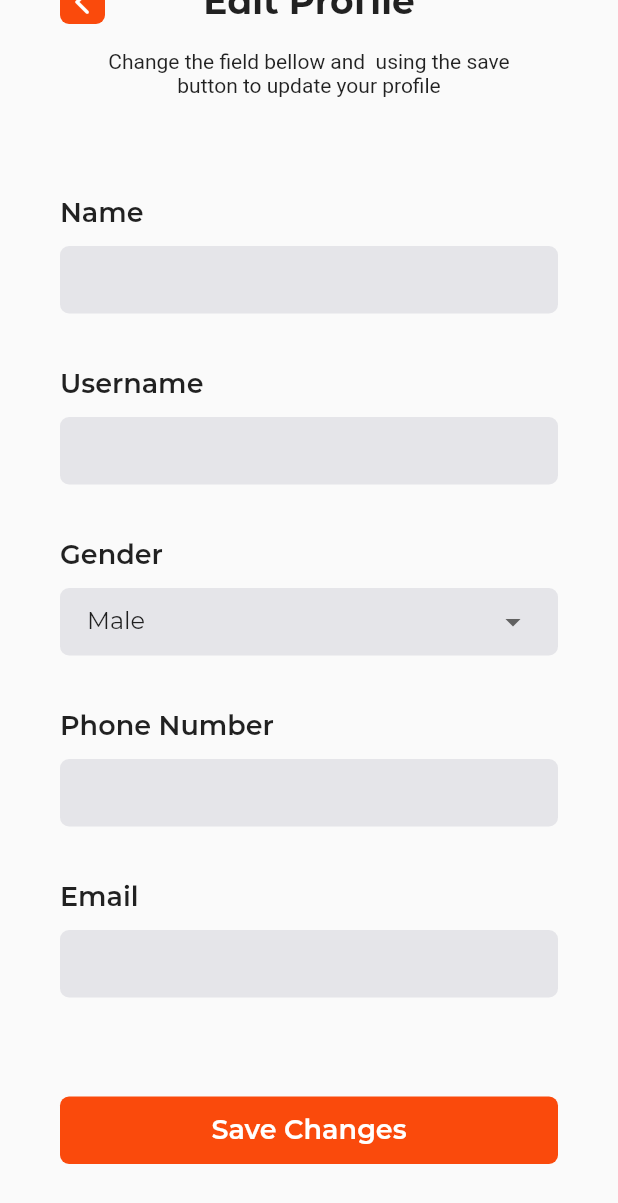
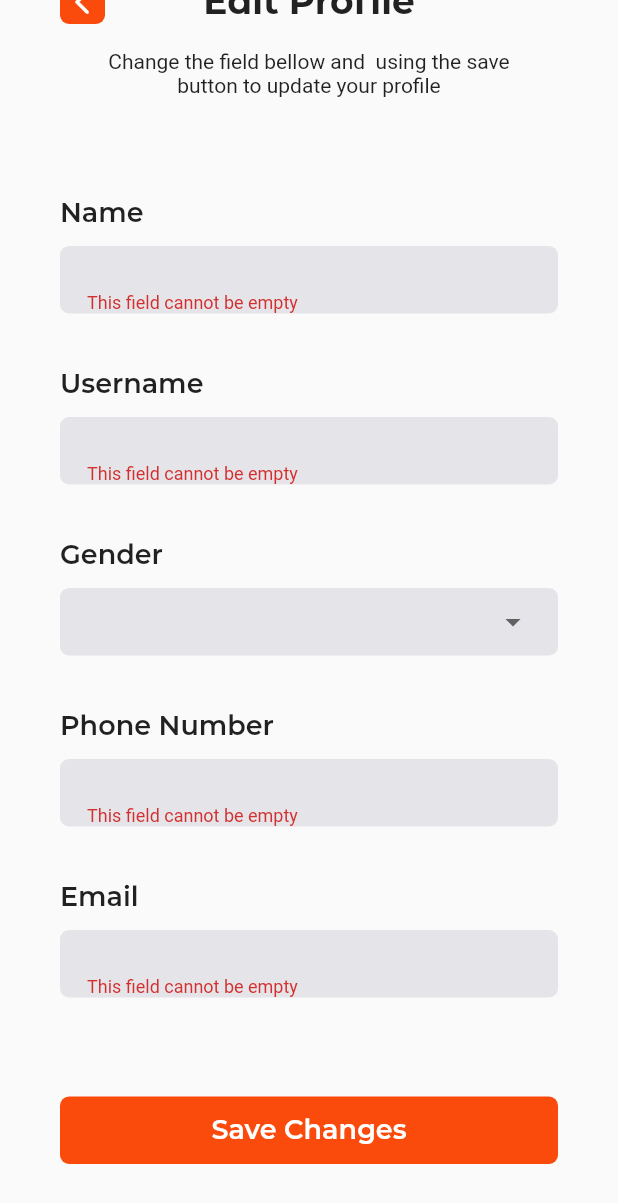
Before and after one commit to triartainyoman/buyer-profile-app, a Flutter app: the EditProfileScreen screen opened by its route, scrolled down 75 dp, after a tap on "Save Changes", on a phone screen of 412 x 824 dp. Shown: the top 1203 px of the screen. Run offline on Flutter 3.47's test engine with Material 2 defaults, Android fonts, the phone set to English and light mode, and no system bars; our stand-ins replace bottom_navy_bar; statements that could not run were skipped.

Commit message:
not complete

```diff
--- a/lib/screens/edit_profile_screen.dart
+++ b/lib/screens/edit_profile_screen.dart
@@ -19,14 +19,13 @@ class EditProfileScreen extends StatefulWidget {
 
 class _EditProfileScreenState extends State<EditProfileScreen> {
   get kSubtitleTextStyle => null;
-  // final _formKey = GlobalKey<FormState>();
-  // TextEditingController controllerName = TextEditingController();
-  // TextEditingController controllerUsername = TextEditingController();
-  // TextEditingController controllerPhoneNumber = TextEditingController();
-  // TextEditingController controllerEmail = TextEditingController();
+  final _formKey = GlobalKey<FormState>();
+  TextEditingController controllerName = TextEditingController();
+  TextEditingController controllerUsername = TextEditingController();
+  TextEditingController controllerPhoneNumber = TextEditingController();
+  TextEditingController controllerEmail = TextEditingController();
 
-  String selectedGender = 'Male';
-  String name;
+  String selectedGender;
 
   DropdownButton<String> genderDropdown() {
     return DropdownButton(
@@ -55,26 +54,33 @@ class _EditProfileScreenState extends State<EditProfileScreen> {
 
   @override
   void initState() {
-    // controllerName.text = widget.data['name'];
-    // controllerUsername.text = widget.data['username'];
-    // controllerPhoneNumber.text = widget.data['phone_number'];
-    // controllerEmail.text = widget.data['email'];
-    name = widget.data['name'];
+    controllerName.text = widget.data['name'];
+    controllerUsername.text = widget.data['username'];
+    controllerPhoneNumber.text = widget.data['phone_number'];
+    controllerEmail.text = widget.data['email'];
+    selectedGender = widget.data['gender'];
     super.initState();
   }
 
+  Map userHeader = {
+    "Content-type": "application/json",
+    "Accept": "application/json"
+  };
   final String url = 'http://10.0.2.2:8000/api/users/1';
   void editData() {
     try {
-      http.put(
-        Uri.parse(url),
-        body: {
+      http.put(Uri.parse(url), body: {
         "id": widget.data['id'],
-          "name": name,
-        },
-      );
+        "name": controllerName.text,
+        "username": controllerUsername.text,
+        "phone_number": controllerPhoneNumber.text,
+        "email": controllerEmail.text,
+      }).then((value) {
+        print(value.statusCode);
+      });
     } catch (e) {
       print(e);
+      print("gagal");
     }
   }
 
@@ -85,6 +91,8 @@ class _EditProfileScreenState extends State<EditProfileScreen> {
         child: SingleChildScrollView(
           child: Padding(
             padding: const EdgeInsets.symmetric(horizontal: 40.0),
+            child: Form(
+              key: _formKey,
               child: Column(
                 children: [
                   SizedBox(height: 61.0),
@@ -133,17 +141,27 @@ class _EditProfileScreenState extends State<EditProfileScreen> {
                         SizedBox(height: 11.0),
                         InputField(
                           obscureText: false,
-                        initialValue: name,
-                        onChange: (value) {
-                          setState(() {
-                            name = value;
-                          });
+                          controller: controllerName,
+                          validator: (value) {
+                            if (value == null || value.isEmpty) {
+                              return "This field cannot be empty";
+                            }
+                            return null;
                           },
                         ),
                         SizedBox(height: 36.0),
                         Text("Username", style: kLabelTextStyle),
                         SizedBox(height: 11.0),
-                      InputField(obscureText: false),
+                        InputField(
+                          obscureText: false,
+                          controller: controllerUsername,
+                          validator: (value) {
+                            if (value == null || value.isEmpty) {
+                              return "This field cannot be empty";
+                            }
+                            return null;
+                          },
+                        ),
                         SizedBox(height: 36.0),
                         Text("Gender", style: kLabelTextStyle),
                         SizedBox(height: 11.0),
@@ -163,28 +181,45 @@ class _EditProfileScreenState extends State<EditProfileScreen> {
                         InputField(
                           obscureText: false,
                           inputType: TextInputType.number,
+                          controller: controllerPhoneNumber,
+                          validator: (value) {
+                            if (value == null || value.isEmpty) {
+                              return "This field cannot be empty";
+                            }
+                            return null;
+                          },
                         ),
                         SizedBox(height: 36.0),
                         Text("Email", style: kLabelTextStyle),
                         SizedBox(height: 11.0),
-                      InputField(obscureText: false),
+                        InputField(
+                          obscureText: false,
+                          controller: controllerEmail,
+                          validator: (value) {
+                            if (value == null || value.isEmpty) {
+                              return "This field cannot be empty";
+                            }
+                            return null;
+                          },
+                        ),
                         SizedBox(
                           height: 66.0,
                         ),
                         CustomButton(
                             text: "Save Changes",
                             onTap: () {
-                            editData();
-                            // Navigator.push(
-                            //   context,
-                            //   MaterialPageRoute(
-                            //     builder: (BuildContext context) {
-                            //       return ProfileScreen();
-                            //     },
-                            //   ),
-                            // );
-                            print(name);
+                              if (_formKey.currentState.validate()) {
+                                // editData();
+                                Navigator.push(
+                                  context,
+                                  MaterialPageRoute(
+                                    builder: (BuildContext context) {
+                                      return ProfileScreen();
+                                    },
+                                  ),
+                                );
                                 // Navigator.pop(context);
+                              }
                             }),
                         SizedBox(height: 48.0),
                       ],
@@ -195,6 +230,7 @@ class _EditProfileScreenState extends State<EditProfileScreen> {
             ),
           ),
         ),
+      ),
     );
   }
 }
--- a/lib/widgets/input_field.dart
+++ b/lib/widgets/input_field.dart
@@ -6,14 +6,12 @@ class InputField extends StatelessWidget {
     @required this.obscureText,
     this.inputType,
     this.controller,
-    this.initialValue,
-    this.onChange,
+    this.validator,
   });
   final bool obscureText;
   final TextInputType inputType;
   final TextEditingController controller;
-  final String initialValue;
-  final Function onChange;
+  final Function validator;
 
   @override
   Widget build(BuildContext context) {
@@ -24,16 +22,16 @@ class InputField extends StatelessWidget {
         borderRadius: BorderRadius.circular(6.0),
       ),
       child: TextFormField(
-        initialValue: initialValue,
+        controller: controller,
         keyboardType: inputType,
         obscureText: obscureText,
-        onChanged: onChange,
         decoration: InputDecoration(
           border: InputBorder.none,
           contentPadding: EdgeInsets.symmetric(
             horizontal: 18.0,
           ),
         ),
+        validator: validator,
         style: kInputTextStyle,
       ),
     );
```
Lines whose indentation alone changed are shown as unchanged.
